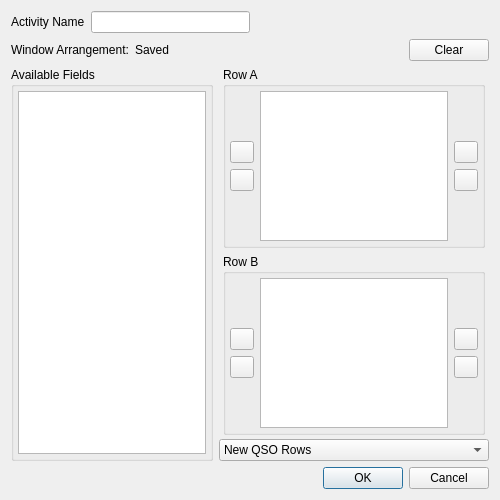
Old version of the form ui/ActivityEditor.ui in the repository jg3hlx/QLog.
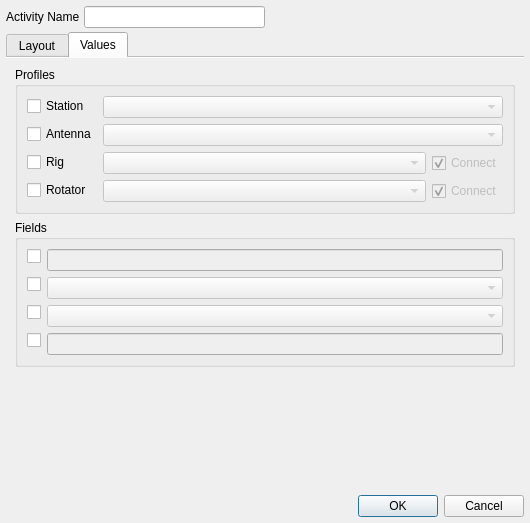
New version of the form. The open tabs and pages were chosen to show the change. Icons and pictures are not drawn.

Commit message: Activity Editor: Added Profiles and Values

```diff
--- a/ui/ActivityEditor.ui
+++ b/ui/ActivityEditor.ui
@@ -6,14 +6,29 @@
    <rect>
     <x>0</x>
     <y>0</y>
-    <width>500</width>
-    <height>500</height>
+    <width>530</width>
+    <height>523</height>
    </rect>
   </property>
   <property name="windowTitle">
    <string>Activity Editor</string>
   </property>
   <layout class="QVBoxLayout" name="verticalLayout">
+   <property name="spacing">
+    <number>4</number>
+   </property>
+   <property name="leftMargin">
+    <number>6</number>
+   </property>
+   <property name="topMargin">
+    <number>6</number>
+   </property>
+   <property name="rightMargin">
+    <number>6</number>
+   </property>
+   <property name="bottomMargin">
+    <number>6</number>
+   </property>
    <item>
     <layout class="QHBoxLayout" name="horizontalLayout">
      <item>
@@ -46,6 +61,19 @@
     </layout>
    </item>
    <item>
+    <widget class="QTabWidget" name="tabWidget">
+     <property name="currentIndex">
+      <number>0</number>
+     </property>
+     <property name="documentMode">
+      <bool>true</bool>
+     </property>
+     <widget class="QWidget" name="layoutTab">
+      <attribute name="title">
+       <string>Layout</string>
+      </attribute>
+      <layout class="QVBoxLayout" name="verticalLayout_7">
+       <item>
     <layout class="QHBoxLayout" name="horizontalLayout_9">
      <property name="topMargin">
       <number>0</number>
@@ -1243,21 +1271,231 @@
      </item>
     </layout>
    </item>
+      </layout>
+     </widget>
+     <widget class="QWidget" name="valuesTab">
+      <attribute name="title">
+       <string>Values</string>
+      </attribute>
+      <layout class="QVBoxLayout" name="verticalLayout_8">
    <item>
-    <spacer name="verticalSpacer_2">
+        <widget class="QGroupBox" name="profilesGroupBox">
+         <property name="title">
+          <string>Profiles</string>
+         </property>
+         <layout class="QFormLayout" name="formLayout_2">
+          <item row="0" column="0">
+           <widget class="QCheckBox" name="stationProfileCheckbox">
+            <property name="toolTip">
+             <string>If unchecked, the profile does not change</string>
+            </property>
+            <property name="text">
+             <string>Station</string>
+            </property>
+           </widget>
+          </item>
+          <item row="0" column="1">
+           <layout class="QHBoxLayout" name="horizontalLayout_13">
+            <item>
+             <widget class="QComboBox" name="stationProfileCombo">
+              <property name="enabled">
+               <bool>false</bool>
+              </property>
+             </widget>
+            </item>
+           </layout>
+          </item>
+          <item row="1" column="0">
+           <widget class="QCheckBox" name="antennaProfileCheckbox">
+            <property name="toolTip">
+             <string>If unchecked, the profile does not change</string>
+            </property>
+            <property name="text">
+             <string>Antenna</string>
+            </property>
+           </widget>
+          </item>
+          <item row="1" column="1">
+           <layout class="QHBoxLayout" name="horizontalLayout_12">
+            <item>
+             <widget class="QComboBox" name="antennaProfileCombo">
+              <property name="enabled">
+               <bool>false</bool>
+              </property>
+             </widget>
+            </item>
+           </layout>
+          </item>
+          <item row="2" column="0">
+           <widget class="QCheckBox" name="rigProfileCheckbox">
+            <property name="toolTip">
+             <string>If unchecked, the profile does not change</string>
+            </property>
+            <property name="text">
+             <string>Rig</string>
+            </property>
+           </widget>
+          </item>
+          <item row="2" column="1">
+           <layout class="QHBoxLayout" name="horizontalLayout_10">
+            <item>
+             <widget class="QComboBox" name="rigProfileCombo">
+              <property name="enabled">
+               <bool>false</bool>
+              </property>
+             </widget>
+            </item>
+            <item>
+             <widget class="QCheckBox" name="rigAutoconnectCheckbox">
+              <property name="enabled">
+               <bool>false</bool>
+              </property>
+              <property name="sizePolicy">
+               <sizepolicy hsizetype="Maximum" vsizetype="Fixed">
+                <horstretch>0</horstretch>
+                <verstretch>0</verstretch>
+               </sizepolicy>
+              </property>
+              <property name="toolTip">
+               <string>Connect automatically</string>
+              </property>
+              <property name="text">
+               <string>Connect</string>
+              </property>
+              <property name="checked">
+               <bool>true</bool>
+              </property>
+             </widget>
+            </item>
+           </layout>
+          </item>
+          <item row="3" column="0">
+           <widget class="QCheckBox" name="rotatorProfileCheckbox">
+            <property name="toolTip">
+             <string>If unchecked, the profile does not change</string>
+            </property>
+            <property name="text">
+             <string>Rotator</string>
+            </property>
+           </widget>
+          </item>
+          <item row="3" column="1">
+           <layout class="QHBoxLayout" name="horizontalLayout_11">
+            <item>
+             <widget class="QComboBox" name="rotatorProfileCombo">
+              <property name="enabled">
+               <bool>false</bool>
+              </property>
+             </widget>
+            </item>
+            <item>
+             <widget class="QCheckBox" name="rotatorAutoconnectCheckbox">
+              <property name="enabled">
+               <bool>false</bool>
+              </property>
+              <property name="sizePolicy">
+               <sizepolicy hsizetype="Maximum" vsizetype="Fixed">
+                <horstretch>0</horstretch>
+                <verstretch>0</verstretch>
+               </sizepolicy>
+              </property>
+              <property name="toolTip">
+               <string>Connect automatically</string>
+              </property>
+              <property name="text">
+               <string>Connect</string>
+              </property>
+              <property name="checked">
+               <bool>true</bool>
+              </property>
+             </widget>
+            </item>
+           </layout>
+          </item>
+         </layout>
+        </widget>
+       </item>
+       <item>
+        <widget class="QGroupBox" name="fieldsGroupBox">
+         <property name="title">
+          <string>Fields</string>
+         </property>
+         <layout class="QFormLayout" name="formLayout_4">
+          <item row="0" column="0">
+           <widget class="QCheckBox" name="contestIDCheckbox">
+            <property name="text">
+             <string/>
+            </property>
+           </widget>
+          </item>
+          <item row="0" column="1">
+           <widget class="QLineEdit" name="contestIDEdit">
+            <property name="enabled">
+             <bool>false</bool>
+            </property>
+           </widget>
+          </item>
+          <item row="1" column="0">
+           <widget class="QCheckBox" name="propagationModeCheckbox">
+            <property name="text">
+             <string/>
+            </property>
+           </widget>
+          </item>
+          <item row="1" column="1">
+           <widget class="QComboBox" name="propagationModeCombo">
+            <property name="enabled">
+             <bool>false</bool>
+            </property>
+           </widget>
+          </item>
+          <item row="2" column="0">
+           <widget class="QCheckBox" name="satModeCheckbox">
+            <property name="text">
+             <string/>
+            </property>
+           </widget>
+          </item>
+          <item row="2" column="1">
+           <widget class="QComboBox" name="satModeCombo">
+            <property name="enabled">
+             <bool>false</bool>
+            </property>
+           </widget>
+          </item>
+          <item row="3" column="0">
+           <widget class="QCheckBox" name="satNameCheckbox">
+            <property name="text">
+             <string/>
+            </property>
+           </widget>
+          </item>
+          <item row="3" column="1">
+           <widget class="QLineEdit" name="satNameEdit">
+            <property name="enabled">
+             <bool>false</bool>
+            </property>
+           </widget>
+          </item>
+         </layout>
+        </widget>
+       </item>
+       <item>
+        <spacer name="verticalSpacer">
      <property name="orientation">
       <enum>Qt::Vertical</enum>
      </property>
-     <property name="sizeType">
-      <enum>QSizePolicy::Maximum</enum>
-     </property>
      <property name="sizeHint" stdset="0">
       <size>
        <width>20</width>
-       <height>0</height>
+           <height>40</height>
       </size>
      </property>
     </spacer>
+       </item>
+      </layout>
+     </widget>
+    </widget>
    </item>
    <item>
     <widget class="QDialogButtonBox" name="buttonBox">
```
Left out of the diff: 145 changed lines with no effect on the pictures. Lines whose indentation alone changed are shown as unchanged. The commit also changes 19 other files.
